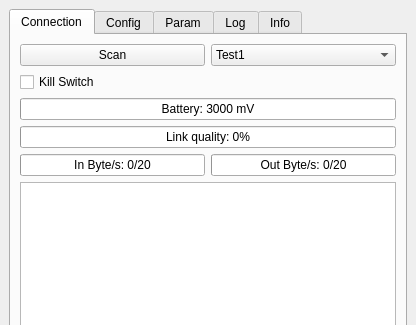
Above: src/crazyflieROS/ui/driverGUI.ui from omwdunkley/crazyflieROS before the change; both pictures show x 0 to 416 and y 0 to 325 of the 416 by 527 pixel window. Below: the same form after it.
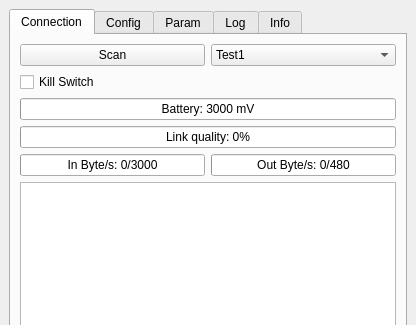
That is the form after the change.

```diff
--- a/src/crazyflieROS/ui/driverGUI.ui
+++ b/src/crazyflieROS/ui/driverGUI.ui
@@ -109,7 +109,7 @@
         <item row="6" column="1">
          <widget class="QProgressBar" name="progressBar_pktOut">
           <property name="maximum">
-           <number>20</number>
+           <number>480</number>
           </property>
           <property name="value">
            <number>0</number>
@@ -122,7 +122,7 @@
         <item row="6" column="0">
          <widget class="QProgressBar" name="progressBar_pktIn">
           <property name="maximum">
-           <number>20</number>
+           <number>3000</number>
           </property>
           <property name="value">
            <number>0</number>
```
